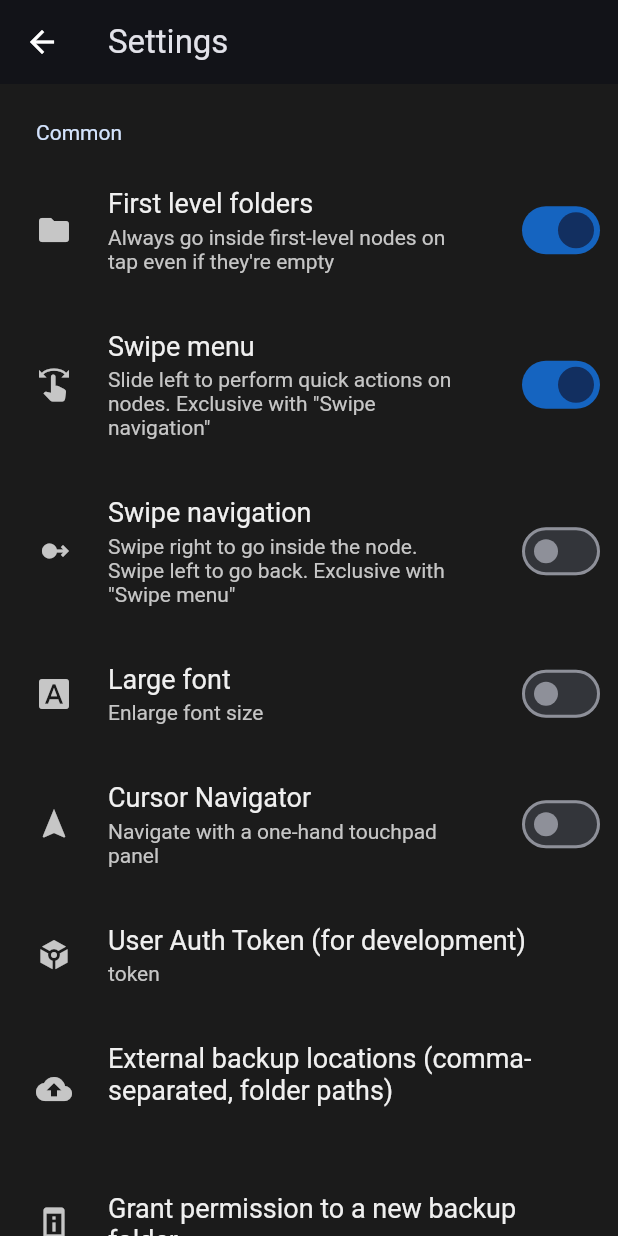
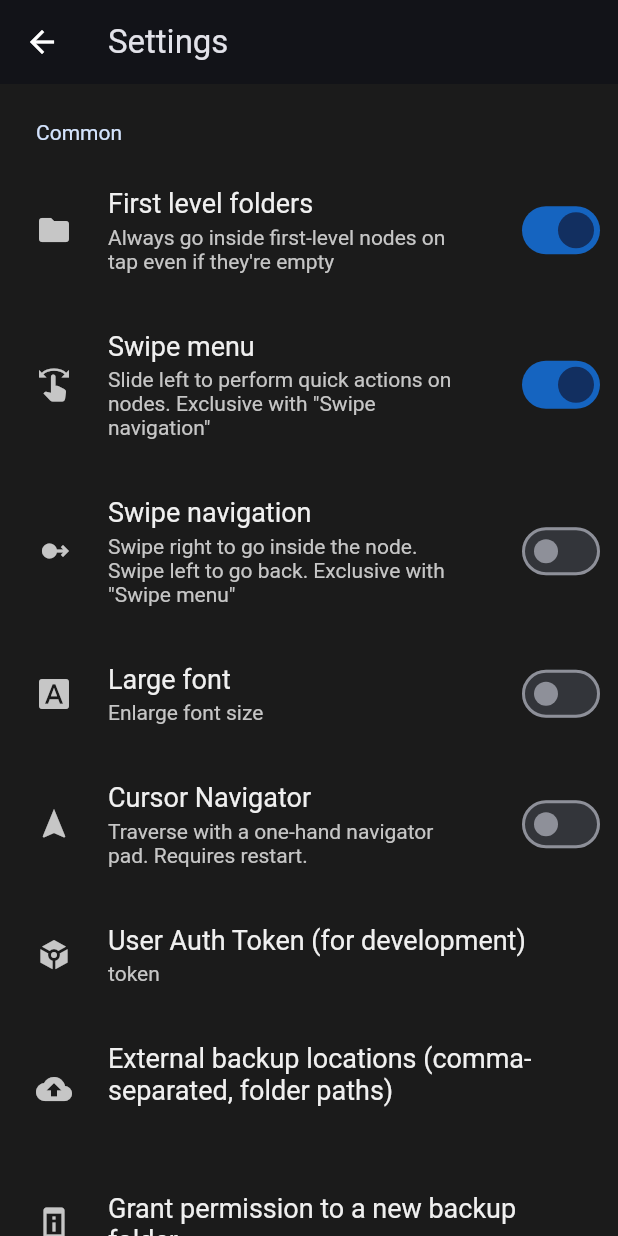
Before and after one commit to igrek51/todotree, a Flutter app: the SettingsPage screen opened directly, on a phone screen of 412 x 824 dp. Run offline on Flutter 3.47's test engine with Material 3 defaults, Android fonts, the phone set to English and light mode, and no system bars; drawn by our look-alikes of settings_ui; our stand-ins replace confetti, file_picker, flutter_slidable, shared_preferences, swipe_to, yaml; missing offline and left inert: shared_storage, window_manager, yaml_writer; accounts and stored records are empty.

Commit message:
release 2.4.0

```diff
--- a/lib/views/settings/settings_page.dart
+++ b/lib/views/settings/settings_page.dart
@@ -100,7 +100,7 @@ class _SettingsPageState extends State<SettingsPage> {
             SettingsTile.switchTile(
               leading: Icon(Icons.navigation),
               title: Text('Cursor Navigator'),
-              description: Text('Navigate with a one-hand touchpad panel'),
+              description: Text('Traverse with a one-hand navigator pad. Requires restart.'),
               initialValue: cursorNavigator,
               onToggle: (value) {
                 settingsProvider.cursorNavigator = value;
--- a/pubspec.yaml
+++ b/pubspec.yaml
@@ -2,7 +2,7 @@ name: todotree
 description: "ToDo notes in an unlimited tree structure"
 publish_to: 'none'
 
-version: '2.3.3+18'
+version: '2.4.0+19'
 
 environment:
   sdk: '>=3.2.6 <4.0.0'
```
